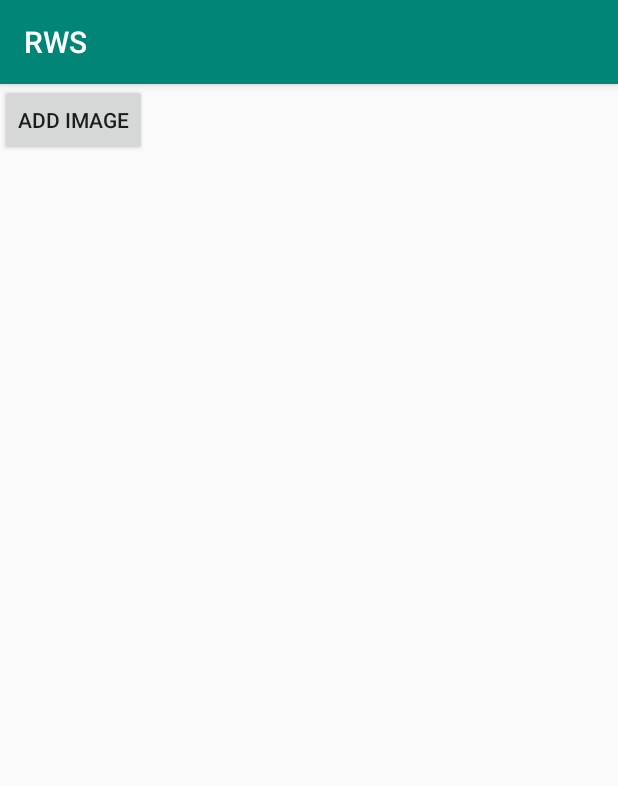
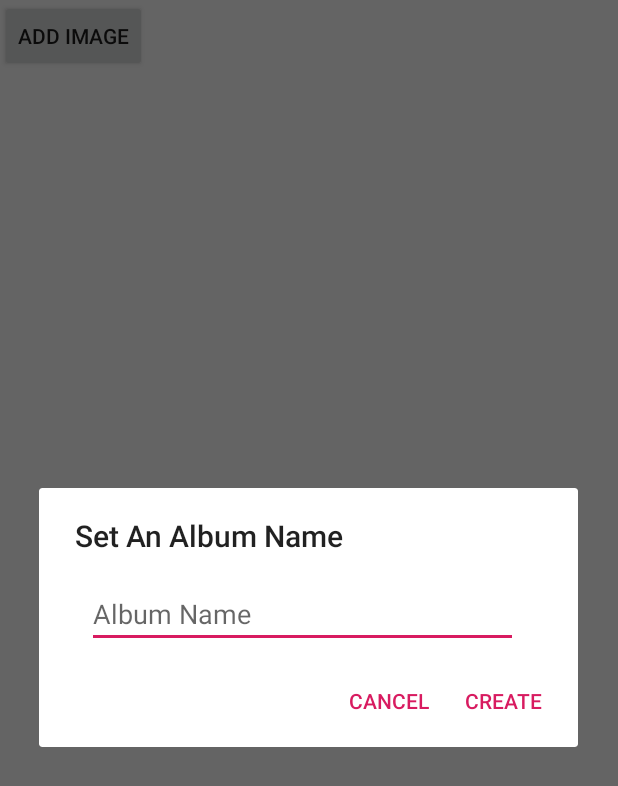
Before and after one commit to Cthnn/RWS, an Android app: the screen it shows after launch (MainActivity), after a tap on "ADD IMAGE", on a phone screen of 412 x 824 dp. Shown: the top 786 px of the screen. Run offline under Robolectric (Android 15) with nearby library versions, the phone set to English and light mode, and no system bars.

Commit message:
-Created Dialog for Album Creation -Removed Title Bar -Designed Temporary Layout of Album Creation Dialog

```diff
--- a/app/src/main/java/com/example/rws/MainActivity.java
+++ b/app/src/main/java/com/example/rws/MainActivity.java
@@ -1,37 +1,67 @@
 package com.example.rws;
 
+import androidx.appcompat.app.AlertDialog;
 import androidx.appcompat.app.AppCompatActivity;
+import androidx.constraintlayout.widget.ConstraintLayout;
 
+import android.app.Activity;
+import android.content.DialogInterface;
 import android.content.Intent;
 import android.net.Uri;
 import android.os.Bundle;
 import android.provider.MediaStore;
+import android.view.LayoutInflater;
 import android.view.View;
+import android.view.Window;
+import android.view.WindowManager;
 import android.widget.Button;
+import android.widget.EditText;
 import android.widget.ImageView;
 
-public class MainActivity extends AppCompatActivity {
+public class MainActivity extends Activity {
     Uri imageUri;
-    ImageView imageView;
     Button addButton;
     private static final int PICK_IMAGE = 100;
     @Override
     protected void onCreate(Bundle savedInstanceState) {
         super.onCreate(savedInstanceState);
-        setContentView(R.layout.activity_main);
+        this.requestWindowFeature(Window.FEATURE_NO_TITLE);
+        this.getWindow().setFlags(WindowManager.LayoutParams.FLAG_FULLSCREEN, WindowManager.LayoutParams.FLAG_FULLSCREEN);
+        this.setContentView(R.layout.activity_main);
         addButton = (Button)findViewById(R.id.button);
-        imageView = (ImageView)findViewById(R.id.imageView);
         addButton.setOnClickListener(new View.OnClickListener() {
             @Override
             public void onClick(View view) {
-                openGallery();
+                LayoutInflater inflater = (MainActivity.this).getLayoutInflater();
+                AlertDialog.Builder builder = new AlertDialog.Builder(MainActivity.this);
+                builder.setTitle("Set An Album Name")
+                        .setView(inflater.inflate(R.layout.album_create,null));
+                builder.setPositiveButton("Create", new DialogInterface.OnClickListener() {
+                    public void onClick(DialogInterface dialog, int id) {
+                        // User clicked OK button
+                    }
+                });
+                builder.setNegativeButton("Cancel", new DialogInterface.OnClickListener() {
+                    public void onClick(DialogInterface dialog, int id) {
+                        // User cancelled the dialog
+                    }
+                });
+                AlertDialog dialog = builder.create();
+                dialog.show();
             }
         });
 
     }
-    private void openGallery(){
+
+    private void albumCreation(){
+        AlertDialog.Builder builder = new AlertDialog.Builder(MainActivity.this);
+        builder.setMessage("Album Name:")
+                .setTitle("Album Name");
+    }
+
+    /*private void openGallery(){
         Intent gallery = new Intent(Intent.ACTION_GET_CONTENT);
-        gallery.setType("*/*");
+        gallery.setType("");
         startActivityForResult(gallery,PICK_IMAGE);
     }
     @Override
@@ -39,7 +69,11 @@ public class MainActivity extends AppCompatActivity {
         super.onActivityResult(requestCode,resultCode,data);
         if(resultCode == RESULT_OK && requestCode == PICK_IMAGE){
             imageUri = data.getData();
+            ImageView imageView = new ImageView(MainActivity.this);
+            ConstraintLayout layout = (ConstraintLayout) findViewById(R.id.container);
             imageView.setImageURI(imageUri);
+            layout.addView(imageView);
         }
-    }
+    }*/
+
 }
--- a/app/src/main/res/layout/activity_main.xml
+++ b/app/src/main/res/layout/activity_main.xml
@@ -3,6 +3,7 @@
     xmlns:app="http://schemas.android.com/apk/res-auto"
     xmlns:tools="http://schemas.android.com/tools"
     android:layout_width="match_parent"
+    android:id = "@+id/container"
     android:layout_height="match_parent"
     tools:context=".MainActivity">
 
@@ -14,11 +15,4 @@
         tools:layout_editor_absoluteX="156dp"
         tools:layout_editor_absoluteY="110dp" />
 
-    <ImageView
-        android:id="@+id/imageView"
-        android:layout_width="wrap_content"
-        android:layout_height="wrap_content"
-        tools:layout_editor_absoluteX="141dp"
-        tools:layout_editor_absoluteY="229dp"
-        tools:srcCompat="@tools:sample/avatars" />
 </androidx.constraintlayout.widget.ConstraintLayout>
--- /dev/null
+++ b/app/src/main/res/layout/album_create.xml
@@ -0,0 +1,17 @@
+<?xml version="1.0" encoding="utf-8"?>
+<LinearLayout xmlns:android="http://schemas.android.com/apk/res/android"
+    android:orientation="vertical"
+    android:layout_width="wrap_content"
+    android:layout_height="wrap_content">
+
+    <EditText
+        android:id="@+id/nameField"
+        android:layout_width="287dp"
+        android:layout_height="wrap_content"
+        android:layout_marginLeft="32dp"
+        android:layout_marginTop="16dp"
+        android:layout_marginRight="1dp"
+        android:layout_marginBottom="4dp"
+        android:hint="Album Name"
+        android:inputType="textEmailAddress" />
+</LinearLayout>
```
